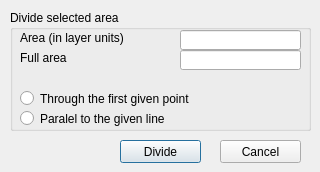
Qt form area_div.ui (zsiki/ls) before a commit.
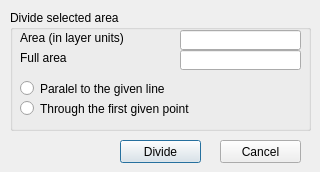
The same form after that commit.

```diff
--- a/area_div.ui
+++ b/area_div.ui
@@ -114,7 +114,7 @@
     <property name="geometry">
      <rect>
       <x>10</x>
-      <y>80</y>
+      <y>90</y>
       <width>271</width>
       <height>17</height>
      </rect>
@@ -133,7 +133,7 @@
     <property name="geometry">
      <rect>
       <x>10</x>
-      <y>100</y>
+      <y>70</y>
       <width>271</width>
       <height>17</height>
      </rect>
```
